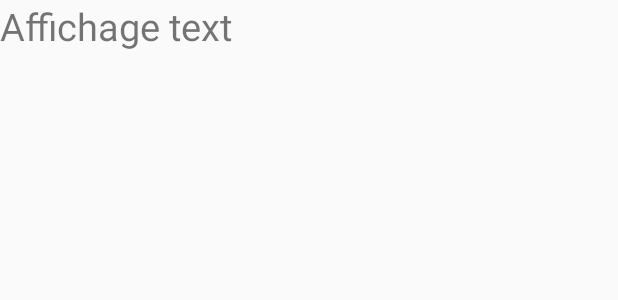
After one commit to RomainBrb/tpone, an Android app: the layout accueil.xml on its own in the app's theme, with its tools: preview values and no code run, on a phone screen of 412 x 824 dp. The commit adds this screen. Shown: the top 300 px of the screen. Run offline under Robolectric (Android 15) with nearby library versions, the phone set to English and light mode, and no system bars.

Commit message:
Commit du lundi

```diff
--- /dev/null
+++ b/app/src/main/res/layout/accueil.xml
@@ -0,0 +1,22 @@
+<?xml version="1.0" encoding="utf-8"?>
+<android.support.constraint.ConstraintLayout
+    xmlns:android="http://schemas.android.com/apk/res/android" android:layout_width="match_parent"
+    android:layout_height="match_parent">
+
+    <LinearLayout
+
+        android:gravity="center"
+        android:layout_width="match_parent"
+        android:layout_height="match_parent">
+
+
+        <TextView
+            android:layout_width="match_parent"
+            android:layout_height="match_parent"
+            android:text="Affichage text"
+            android:textSize="25dp"
+            />
+
+    </LinearLayout>
+
+</android.support.constraint.ConstraintLayout>
```
Also changed, not shown: app/src/main/java/com/example/myapplication/Accueil.java (added, +14 -0 lines), app/src/main/java/com/example/myapplication/MainActivity.java (+9 -0 lines), app/src/main/res/layout/activity_main.xml (+66 -3 lines), app/src/main/res/layout/content_main.xml (deleted, +0 -20 lines).
